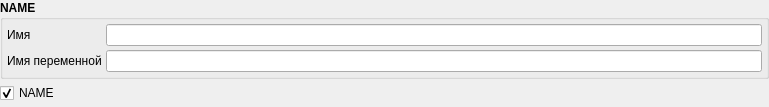
This is src/components/componenttextframe.ui in Gris87/ProtocolCreator as Qt 5 draws it before an edit. The edited form follows.
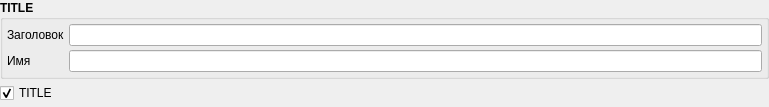
This is the edited form.

```diff
--- a/src/components/componenttextframe.ui
+++ b/src/components/componenttextframe.ui
@@ -29,7 +29,7 @@
       </font>
      </property>
      <property name="title">
-      <string>NAME</string>
+      <string>TITLE</string>
      </property>
      <layout class="QGridLayout" name="gridLayout">
       <property name="margin">
@@ -47,7 +47,7 @@
          </font>
         </property>
         <property name="text">
-         <string>Имя</string>
+         <string>Заголовок</string>
         </property>
        </widget>
       </item>
@@ -70,7 +70,7 @@
          </font>
         </property>
         <property name="text">
-         <string>Имя переменной</string>
+         <string>Имя</string>
         </property>
        </widget>
       </item>
@@ -90,7 +90,7 @@
    <item>
     <widget class="QCheckBox" name="useCheckBox">
      <property name="text">
-      <string>NAME</string>
+      <string>TITLE</string>
      </property>
      <property name="checked">
       <bool>true</bool>
```
